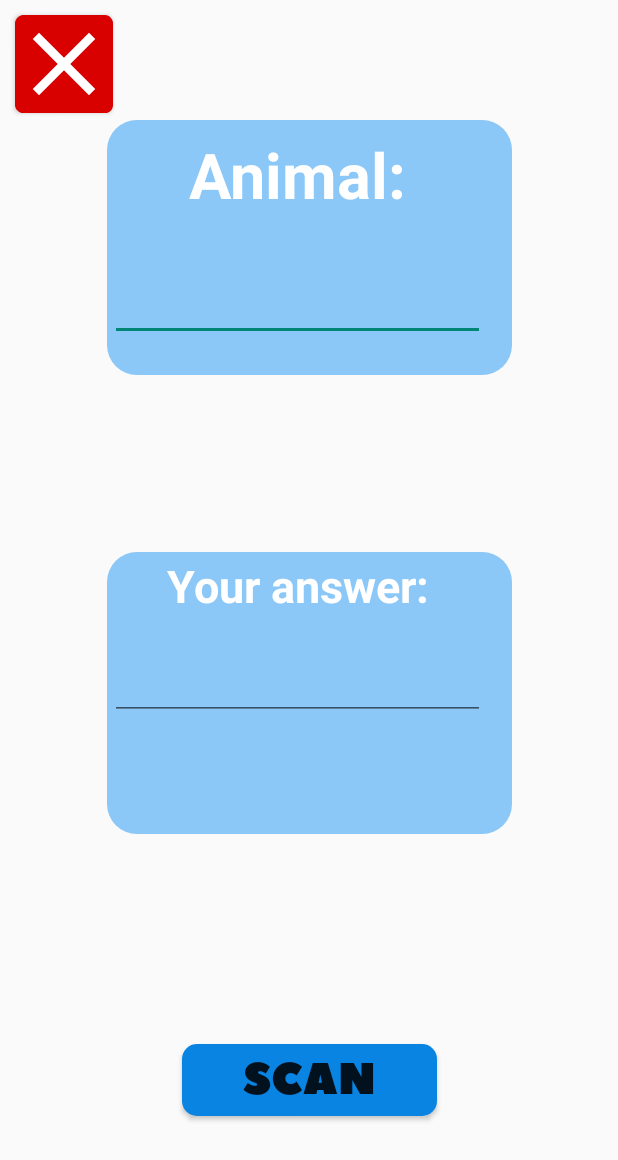
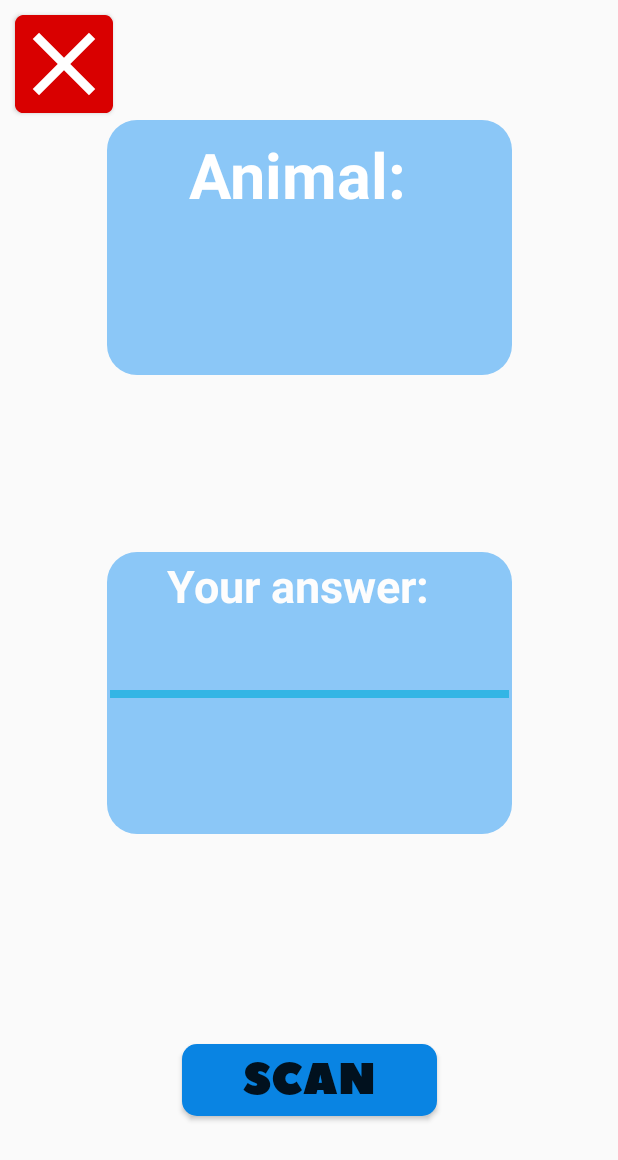
Before and after one commit to Tiltins7/edufun, an Android app: the layout activity_animal_game.xml on its own in the app's theme, with its tools: preview values and no code run, on a phone screen of 412 x 824 dp. Shown: the top 1160 px of the screen. Run offline under Robolectric (Android 15) with nearby library versions, the phone set to English and light mode, and no system bars.

Commit message:
rectangle framelayout

```diff
--- a/app/src/main/AndroidManifest.xml
+++ b/app/src/main/AndroidManifest.xml
@@ -10,6 +10,7 @@
     <uses-permission android:name="android.permission.READ_EXTERNAL_STORAGE" />
 
     <application
+
         android:allowBackup="true"
         android:icon="@mipmap/ic_launcher"
         android:label="@string/app_name"
@@ -20,7 +21,6 @@
         <activity android:name=".Info" />
         <activity android:name=".Animal" />
         <activity android:name=".color" />
-        <activity android:name=".de" />
         <activity android:name=".NewActivity" />
         <activity
             android:name="com.journeyapps.barcodescanner.CaptureActivity"
--- a/app/src/main/res/layout/activity_animal.xml
+++ b/app/src/main/res/layout/activity_animal.xml
@@ -151,8 +151,10 @@ app:layout_constraintVertical_bias="0.808">
         android:layout_marginRight="30dp"
         android:layout_marginBottom="25dp"
         android:background="@drawable/rounded_button"
+        android:clickable="false"
         android:fontFamily="@font/peace_sans"
         android:gravity="center"
+        android:onClick="buttonPressed"
         android:shadowColor="#00000000"
         android:text="@string/animal_gameText5"
         android:textSize="24sp"
--- a/app/src/main/res/layout/activity_animal_game.xml
+++ b/app/src/main/res/layout/activity_animal_game.xml
@@ -54,10 +54,10 @@
 
             android:textStyle="bold" />
 
-        <EditText
+        <TextView
 
             android:id="@+id/randVal"
-            android:layout_width="250dp"
+            android:layout_width="265dp"
             android:layout_height="75dp"
             android:layout_marginStart="0dp"
             android:layout_marginLeft="50dp"
@@ -65,8 +65,9 @@
             android:layout_marginEnd="50dp"
             android:layout_marginRight="50dp"
             android:layout_marginBottom="0dp"
-
             android:gravity="center"
+            android:text=" "
+            android:textColor="#FFFFFF"
             android:textSize="45sp"
             android:textStyle="bold" />
 
@@ -100,23 +101,29 @@
         app:layout_constraintStart_toStartOf="parent"
         app:layout_constraintTop_toTopOf="parent">
 
+        <View
+            android:layout_width="match_parent"
+            android:layout_height="5dp"
+            android:layout_marginTop="90dp"
+            android:background="@android:color/holo_blue_light"/>
+
         <TextView
             android:id="@+id/textView15"
             android:layout_width="250dp"
             android:layout_height="wrap_content"
             android:gravity="center"
             android:text="Your answer:"
-            android:textColor="#FFFFFF"
+            android:textColor="#FDFDFD"
             android:textSize="30sp"
             android:textStyle="bold" />
 
         <TextView
-            android:id="@+id/textView16"
-            android:layout_width="250dp"
-            android:layout_height="wrap_content"
+            android:id="@+id/correctStr"
+            android:layout_width="270dp"
+            android:layout_height="75dp"
             android:layout_marginStart="0dp"
             android:layout_marginLeft="50dp"
-            android:layout_marginTop="120dp"
+            android:layout_marginTop="100dp"
             android:layout_marginEnd="50dp"
             android:layout_marginRight="50dp"
             android:layout_marginBottom="0dp"
@@ -130,13 +137,12 @@
             android:visibility="invisible" />
 
         <TextView
-            android:id="@+id/textView17"
-            android:layout_width="250dp"
-            android:layout_height="wrap_content"
+            android:id="@+id/incorrectStr"
+            android:layout_width="270dp"
+            android:layout_height="75dp"
             android:layout_marginStart="0dp"
             android:layout_marginLeft="50dp"
-            android:layout_marginTop="120dp"
-            android:visibility="invisible"
+            android:layout_marginTop="100dp"
             android:layout_marginEnd="50dp"
             android:layout_marginRight="50dp"
             android:layout_marginBottom="0dp"
@@ -145,14 +151,15 @@
             android:text="Incorrect!"
             android:textColor="#FFFFFF"
             android:textSize="30sp"
+            android:textStyle="bold"
 
-            android:textStyle="bold" />
+            android:visibility="invisible" />
 
-        <EditText
+        <TextView
 
             android:id="@+id/et_value"
-            android:layout_width="250dp"
-            android:layout_height="70dp"
+            android:layout_width="260dp"
+            android:layout_height="55dp"
             android:layout_marginStart="0dp"
             android:layout_marginLeft="50dp"
             android:layout_marginTop="40dp"
@@ -161,7 +168,7 @@
             android:layout_marginBottom="0dp"
             android:gravity="center"
 
-            android:inputType="textMultiLine"
+
             android:textSize="45sp"
             android:textStyle="bold" />
     </FrameLayout>
```
Also changed, not shown: app/src/main/java/com/example/edufun/Animal.kt (+20 -2 lines), app/src/main/java/com/example/edufun/animalGame.kt (+39 -0 lines).
